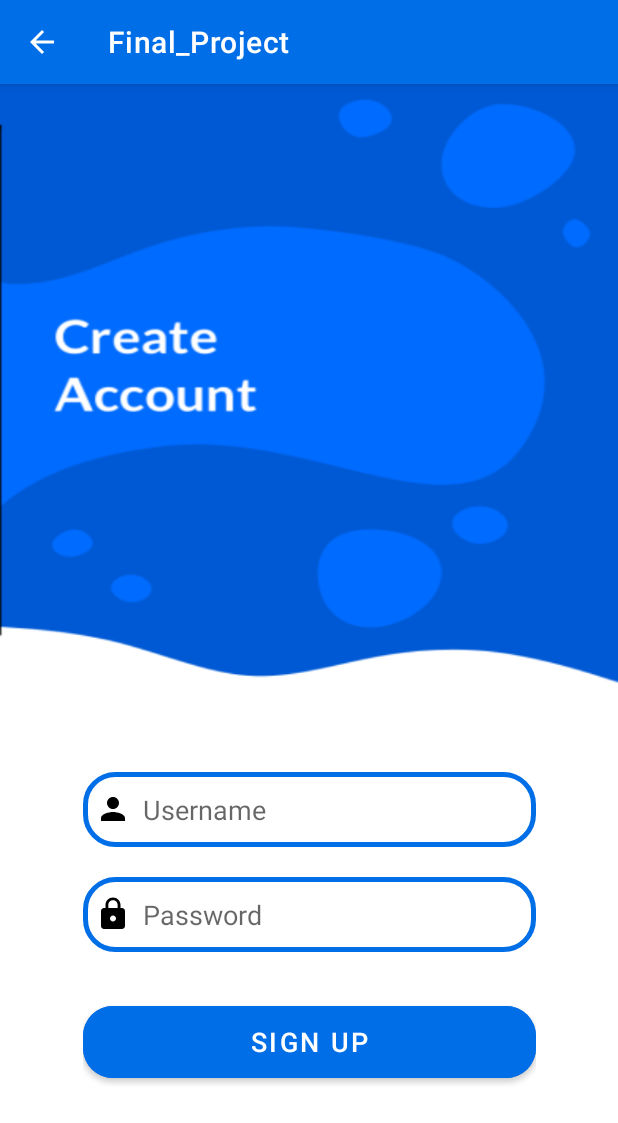
After one commit to ammar1616/EventPlanner-Application, an Android app: the signup screen opened directly, with no data from a screen before it, on a phone screen of 412 x 824 dp. The commit adds this screen. Shown: the top 1123 px of the screen. Run offline under Robolectric (Android 15) with nearby library versions, the phone set to English and light mode, and no system bars.

Commit message:
shared preference applied on user login and sign-up

```diff
--- a/app/src/main/java/com/example/final_project/MainActivity.java
+++ b/app/src/main/java/com/example/final_project/MainActivity.java
@@ -59,7 +59,6 @@ public class MainActivity extends AppCompatActivity {
                     }
 
                     case R.id.nav_deleteevent: {
-                        Toast.makeText(MainActivity.this, "Your Event Deleted", Toast.LENGTH_SHORT).show();
                         break;
                     }
 
@@ -77,8 +76,11 @@ public class MainActivity extends AppCompatActivity {
                         break;
                     }
 
-                    case R.id.nav_logout: {
+                    case R.id.nav_signup: {
+
                         Toast.makeText(MainActivity.this, "Stay With Us", Toast.LENGTH_SHORT).show();
+                        Intent i = new Intent(MainActivity.this, signup.class);
+                        startActivity(i);
                         break;
                     }
 
--- /dev/null
+++ b/app/src/main/java/com/example/final_project/signup.java
@@ -0,0 +1,45 @@
+package com.example.final_project;
+
+import android.content.SharedPreferences;
+import android.os.Bundle;
+import android.view.View;
+import android.widget.Button;
+import android.widget.EditText;
+import android.widget.Toast;
+
+import androidx.appcompat.app.AppCompatActivity;
+
+public class signup extends AppCompatActivity {
+
+    EditText ed1, ed2;
+    Button btn_signup;
+    SharedPreferences shared_signup;
+
+
+    @Override
+    protected void onCreate(Bundle savedInstanceState) {
+        super.onCreate(savedInstanceState);
+        setContentView(R.layout.signup);
+        ed1 = findViewById(R.id.username);
+        ed2 = findViewById(R.id.password);
+        btn_signup = findViewById(R.id.btn_signup);
+        shared_signup = getSharedPreferences("accounts", 0);
+
+        SharedPreferences.Editor edit1 = shared_signup.edit();
+
+
+        btn_signup.setOnClickListener(new View.OnClickListener() {
+            @Override
+            public void onClick(View v) {
+                if (shared_signup.contains(ed1.getText().toString())) {
+                    Toast.makeText(signup.this, "sorry", Toast.LENGTH_SHORT).show();
+                } else {
+                    edit1.putString(ed1.getText().toString(), ed2.getText().toString());
+                    edit1.commit();
+                    Toast.makeText(signup.this, "Welcome", Toast.LENGTH_SHORT).show();
+                }
+            }
+        });
+
+    }
+}
--- /dev/null
+++ b/app/src/main/res/drawable/sign_up.xml
@@ -0,0 +1,5 @@
+<vector android:height="24dp" android:tint="#000000"
+    android:viewportHeight="24" android:viewportWidth="24"
+    android:width="24dp" xmlns:android="http://schemas.android.com/apk/res/android">
+    <path android:fillColor="@android:color/white" android:pathData="M15,12c2.21,0 4,-1.79 4,-4s-1.79,-4 -4,-4 -4,1.79 -4,4 1.79,4 4,4zM6,10L6,7L4,7v3L1,10v2h3v3h2v-3h3v-2L6,10zM15,14c-2.67,0 -8,1.34 -8,4v2h16v-2c0,-2.66 -5.33,-4 -8,-4z"/>
+</vector>
--- /dev/null
+++ b/app/src/main/res/layout/signup.xml
@@ -0,0 +1,76 @@
+<?xml version="1.0" encoding="utf-8"?>
+<androidx.constraintlayout.widget.ConstraintLayout xmlns:android="http://schemas.android.com/apk/res/android"
+    xmlns:app="http://schemas.android.com/apk/res-auto"
+    xmlns:tools="http://schemas.android.com/tools"
+    android:layout_width="match_parent"
+    android:layout_height="match_parent"
+    android:background="@drawable/signup">
+
+
+    <androidx.cardview.widget.CardView
+        android:id="@+id/cardView"
+        android:layout_width="match_parent"
+        android:layout_height="wrap_content"
+        android:layout_margin="30dp"
+        android:background="@drawable/custom_edittext"
+        app:cardCornerRadius="30dp"
+        app:cardElevation="20dp"
+        tools:ignore="MissingConstraints"
+        tools:layout_editor_absoluteX="30dp">
+
+    </androidx.cardview.widget.CardView>
+
+    <LinearLayout
+        android:id="@+id/linearLayout"
+        android:layout_width="350dp"
+        android:layout_height="wrap_content"
+        android:layout_gravity="center_horizontal"
+        android:orientation="vertical"
+        android:padding="24dp"
+        app:layout_constraintBottom_toBottomOf="parent"
+        app:layout_constraintEnd_toEndOf="parent"
+        app:layout_constraintHorizontal_bias="0.508"
+        app:layout_constraintStart_toStartOf="parent"
+        app:layout_constraintTop_toTopOf="parent"
+        app:layout_constraintVertical_bias="0.84">
+
+
+        <EditText
+            android:id="@+id/username"
+            android:layout_width="match_parent"
+            android:layout_height="50dp"
+            android:layout_marginTop="40dp"
+            android:background="@drawable/custom_edittext"
+            android:drawableLeft="@drawable/user"
+            android:drawablePadding="8dp"
+            android:hint="Username"
+            android:padding="8dp"
+            android:textColor="@color/black"
+            android:textColorHighlight="@color/cardview_dark_background" />
+
+        <EditText
+            android:id="@+id/password"
+            android:layout_width="match_parent"
+            android:layout_height="50dp"
+            android:layout_marginTop="20dp"
+            android:background="@drawable/custom_edittext"
+            android:drawableLeft="@drawable/lock"
+            android:drawablePadding="8dp"
+            android:hint="Password"
+            android:inputType="textPassword"
+            android:padding="8dp"
+            android:textColor="@color/black"
+            android:textColorHighlight="@color/cardview_dark_background" />
+
+        <Button
+            android:id="@+id/btn_signup"
+            android:layout_width="match_parent"
+            android:layout_height="60dp"
+            android:layout_marginTop="30dp"
+            android:backgroundTint="@color/blue"
+            android:text="Sign UP"
+            android:textSize="18sp"
+            app:cornerRadius="20dp" />
+    </LinearLayout>
+
+</androidx.constraintlayout.widget.ConstraintLayout>
--- a/app/src/main/res/menu/drawer_menu.xml
+++ b/app/src/main/res/menu/drawer_menu.xml
@@ -33,9 +33,9 @@
                 android:title="Login" />
 
             <item
-                android:id="@+id/nav_logout"
-                android:icon="@drawable/logout"
-                android:title="Log Out" />
+                android:id="@+id/nav_signup"
+                android:icon="@drawable/sign_up"
+                android:title="Sign Up" />
 
         </menu>
 
```
Also changed, not shown: app/src/main/AndroidManifest.xml (+12 -0 lines), app/src/main/java/com/example/final_project/login.java (+15 -0 lines), app/src/main/java/com/example/final_project/tmp.java (deleted, +0 -14 lines), app/src/main/res/layout/tmp.xml (deleted, +0 -17 lines), app/src/main/res/drawable/signup.png (added).
